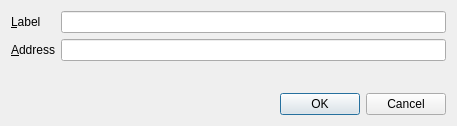
The window that src/qt/forms/editaddressdialog.ui (zjohnson24/Ember) describes before a commit, drawn with Qt 5.
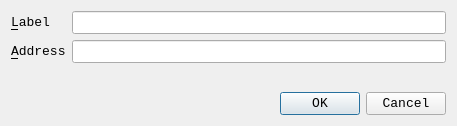
The same window after the commit.

Diff of the .ui file:
```diff
--- a/src/qt/forms/editaddressdialog.ui
+++ b/src/qt/forms/editaddressdialog.ui
@@ -10,6 +10,12 @@
     <height>126</height>
    </rect>
   </property>
+  <property name="font">
+   <font>
+    <family>Consolas</family>
+    <pointsize>10</pointsize>
+   </font>
+  </property>
   <property name="windowTitle">
    <string>Edit Address</string>
   </property>
```
